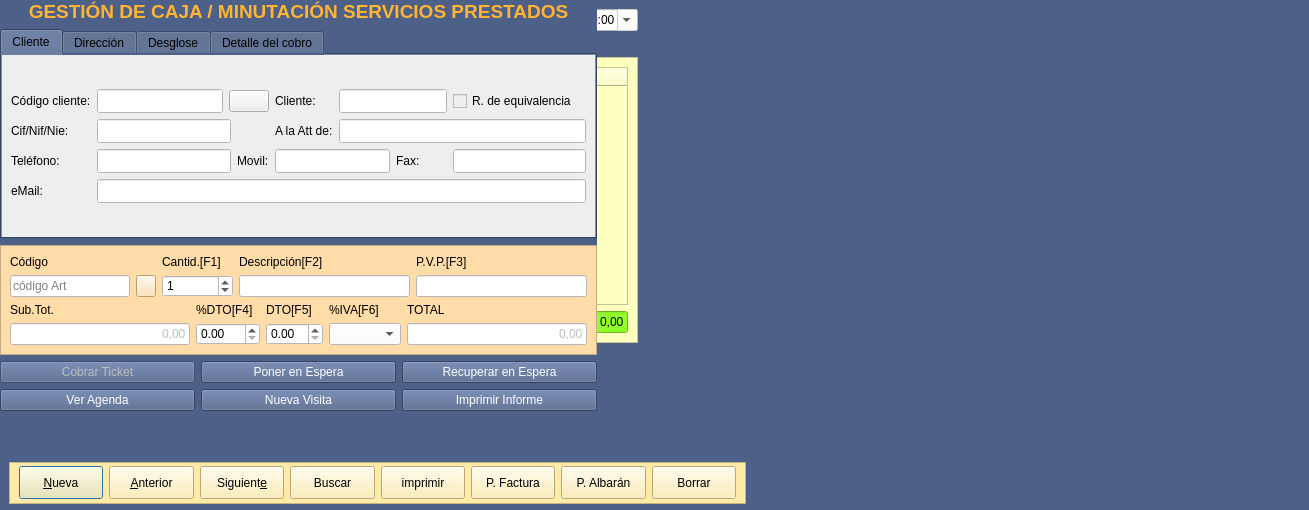
arcnexus/RedFoX, file TPV/frmcajaminuta.ui: the form before one commit.
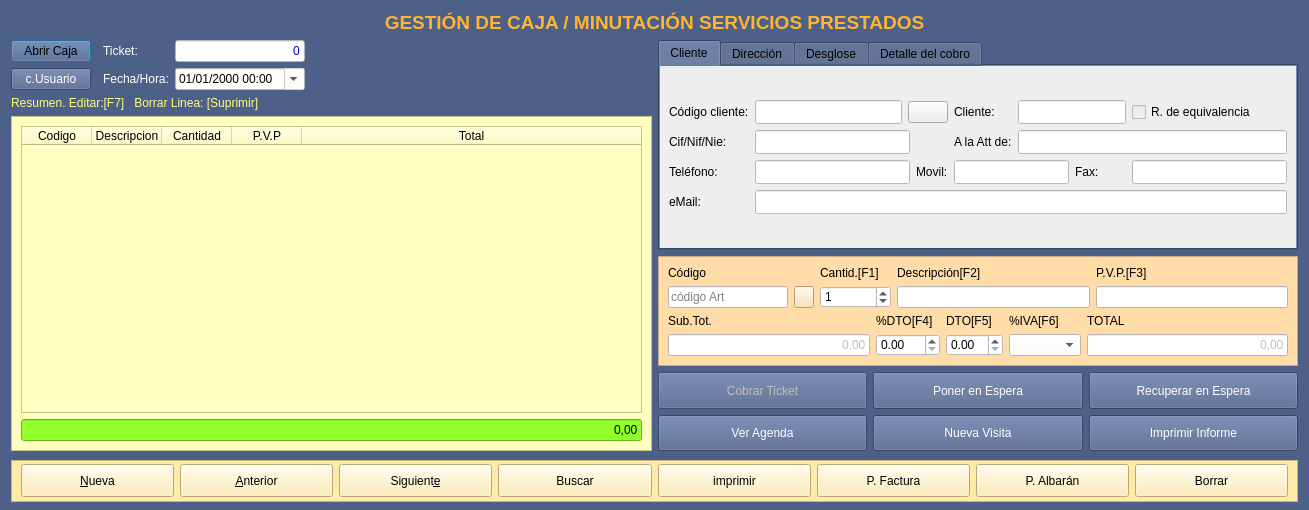
The form after the commit. Icons and pictures are not drawn.

Commit message: Form TPV

What changed in the file:
```diff
--- a/TPV/frmcajaminuta.ui
+++ b/TPV/frmcajaminuta.ui
@@ -21,218 +21,38 @@
    <string notr="true">background-color: #4C6088;
 </string>
   </property>
-  <widget class="QFrame" name="frame_4">
-   <property name="geometry">
-    <rect>
-     <x>9</x>
-     <y>462</y>
-     <width>737</width>
-     <height>42</height>
-    </rect>
-   </property>
-   <property name="minimumSize">
-    <size>
-     <width>0</width>
-     <height>42</height>
-    </size>
+  <layout class="QVBoxLayout" name="verticalLayout_3">
+   <item>
+    <widget class="QLabel" name="label_67">
+     <property name="sizePolicy">
+      <sizepolicy hsizetype="Preferred" vsizetype="Minimum">
+       <horstretch>0</horstretch>
+       <verstretch>0</verstretch>
+      </sizepolicy>
    </property>
    <property name="maximumSize">
     <size>
      <width>16777215</width>
-     <height>35</height>
+       <height>16777215</height>
     </size>
    </property>
    <property name="styleSheet">
-    <string notr="true">background-color: rgb(255, 235, 167);</string>
-   </property>
-   <property name="frameShape">
-    <enum>QFrame::StyledPanel</enum>
-   </property>
-   <property name="frameShadow">
-    <enum>QFrame::Raised</enum>
-   </property>
-   <layout class="QHBoxLayout" name="horizontalLayout_2">
-    <property name="topMargin">
-     <number>2</number>
-    </property>
-    <property name="bottomMargin">
-     <number>2</number>
-    </property>
-    <item>
-     <widget class="QPushButton" name="btnAnadir">
-      <property name="minimumSize">
-       <size>
-        <width>0</width>
-        <height>33</height>
-       </size>
-      </property>
+      <string notr="true">color: rgb(255, 180, 50);
+font: 75 9pt &quot;Sans Serif&quot;;</string>
+     </property>
       <property name="text">
-       <string>&amp;Nueva</string>
-      </property>
-      <property name="icon">
-       <iconset resource="../terra.qrc">
-        <normaloff>:/Icons/PNG/add.png</normaloff>:/Icons/PNG/add.png</iconset>
-      </property>
-      <property name="iconSize">
-       <size>
-        <width>24</width>
-        <height>24</height>
-       </size>
-      </property>
+      <string>&lt;html&gt;&lt;head/&gt;&lt;body&gt;&lt;p&gt;&lt;span style=&quot; font-size:14pt; font-weight:600;&quot;&gt;GESTIÓN DE CAJA / MINUTACIÓN SERVICIOS PRESTADOS&lt;/span&gt;&lt;/p&gt;&lt;/body&gt;&lt;/html&gt;</string>
+     </property>
+     <property name="alignment">
+      <set>Qt::AlignCenter</set>
+     </property>
      </widget>
     </item>
     <item>
-     <widget class="QPushButton" name="btnAnterior">
-      <property name="minimumSize">
-       <size>
-        <width>0</width>
-        <height>33</height>
-       </size>
-      </property>
-      <property name="text">
-       <string>&amp;Anterior</string>
-      </property>
-      <property name="icon">
-       <iconset resource="../terra.qrc">
-        <normaloff>:/Icons/PNG/Previous.png</normaloff>:/Icons/PNG/Previous.png</iconset>
-      </property>
-      <property name="iconSize">
-       <size>
-        <width>24</width>
-        <height>24</height>
-       </size>
-      </property>
-     </widget>
-    </item>
+    <layout class="QHBoxLayout" name="horizontalLayout_3">
     <item>
-     <widget class="QPushButton" name="btnSiguiente">
-      <property name="minimumSize">
-       <size>
-        <width>0</width>
-        <height>33</height>
-       </size>
-      </property>
-      <property name="text">
-       <string>Siguient&amp;e</string>
-      </property>
-      <property name="icon">
-       <iconset resource="../terra.qrc">
-        <normaloff>:/Icons/PNG/Next.png</normaloff>:/Icons/PNG/Next.png</iconset>
-      </property>
-      <property name="iconSize">
-       <size>
-        <width>24</width>
-        <height>24</height>
-       </size>
-      </property>
-     </widget>
-    </item>
+      <layout class="QVBoxLayout" name="verticalLayout">
     <item>
-     <widget class="QPushButton" name="btnBuscar">
-      <property name="minimumSize">
-       <size>
-        <width>0</width>
-        <height>33</height>
-       </size>
-      </property>
-      <property name="text">
-       <string>Buscar</string>
-      </property>
-      <property name="icon">
-       <iconset resource="../terra.qrc">
-        <normaloff>:/Icons/PNG/search.png</normaloff>:/Icons/PNG/search.png</iconset>
-      </property>
-      <property name="iconSize">
-       <size>
-        <width>24</width>
-        <height>24</height>
-       </size>
-      </property>
-     </widget>
-    </item>
-    <item>
-     <widget class="QPushButton" name="btnImprimir">
-      <property name="minimumSize">
-       <size>
-        <width>0</width>
-        <height>33</height>
-       </size>
-      </property>
-      <property name="text">
-       <string>imprimir</string>
-      </property>
-      <property name="icon">
-       <iconset resource="../terra.qrc">
-        <normaloff>:/Icons/PNG/Print.png</normaloff>:/Icons/PNG/Print.png</iconset>
-      </property>
-      <property name="iconSize">
-       <size>
-        <width>24</width>
-        <height>24</height>
-       </size>
-      </property>
-     </widget>
-    </item>
-    <item>
-     <widget class="QPushButton" name="btnPasarFactura">
-      <property name="minimumSize">
-       <size>
-        <width>0</width>
-        <height>33</height>
-       </size>
-      </property>
-      <property name="text">
-       <string>P. Factura</string>
-      </property>
-     </widget>
-    </item>
-    <item>
-     <widget class="QPushButton" name="btnPasarAlbaran">
-      <property name="minimumSize">
-       <size>
-        <width>0</width>
-        <height>33</height>
-       </size>
-      </property>
-      <property name="text">
-       <string>P. Albarán</string>
-      </property>
-     </widget>
-    </item>
-    <item>
-     <widget class="QPushButton" name="btnBorrar">
-      <property name="minimumSize">
-       <size>
-        <width>0</width>
-        <height>33</height>
-       </size>
-      </property>
-      <property name="text">
-       <string>Borrar</string>
-      </property>
-      <property name="icon">
-       <iconset>
-        <normaloff>:/Icons/PNG/delete.png</normaloff>:/Icons/PNG/delete.png</iconset>
-      </property>
-      <property name="iconSize">
-       <size>
-        <width>24</width>
-        <height>24</height>
-       </size>
-      </property>
-     </widget>
-    </item>
-   </layout>
-  </widget>
-  <widget class="QWidget" name="">
-   <property name="geometry">
-    <rect>
-     <x>9</x>
-     <y>9</y>
-     <width>629</width>
-     <height>334</height>
-    </rect>
-   </property>
    <layout class="QGridLayout" name="gridLayout_8">
     <item row="0" column="0">
      <widget class="QPushButton" name="btn_abrirCerrarCaja">
@@ -245,16 +65,6 @@
       </property>
      </widget>
     </item>
-    <item row="0" column="1">
-     <widget class="QPushButton" name="btnCambioUsuario">
-      <property name="styleSheet">
-       <string notr="true">color: rgb(255, 255, 255);</string>
-      </property>
-      <property name="text">
-       <string>c.Usuario</string>
-      </property>
-     </widget>
-    </item>
     <item row="0" column="2">
      <widget class="QLabel" name="label_12">
       <property name="styleSheet">
@@ -288,6 +98,52 @@
       </property>
      </widget>
     </item>
+         <item row="1" column="0">
+          <widget class="QPushButton" name="btnCambioUsuario">
+           <property name="styleSheet">
+            <string notr="true">color: rgb(255, 255, 255);</string>
+           </property>
+           <property name="text">
+            <string>c.Usuario</string>
+           </property>
+          </widget>
+         </item>
+         <item row="1" column="3">
+          <widget class="QDateTimeEdit" name="txtdFechaHora">
+           <property name="styleSheet">
+            <string notr="true">background-color: rgb(255, 255, 255);</string>
+           </property>
+           <property name="readOnly">
+            <bool>true</bool>
+           </property>
+           <property name="displayFormat">
+            <string>dd/MM/yyyy HH:mm</string>
+           </property>
+           <property name="calendarPopup">
+            <bool>true</bool>
+           </property>
+          </widget>
+         </item>
+         <item row="1" column="2">
+          <widget class="QLabel" name="label_16">
+           <property name="styleSheet">
+            <string notr="true">color: rgb(255, 255, 255);</string>
+           </property>
+           <property name="text">
+            <string>Fecha/Hora:</string>
+           </property>
+          </widget>
+         </item>
+         <item row="2" column="0" colspan="4">
+          <widget class="QLabel" name="label_19">
+           <property name="styleSheet">
+            <string notr="true">color: rgb(255, 255, 127);</string>
+           </property>
+           <property name="text">
+            <string>Resumen. Editar:[F7]   Borrar Linea: [Suprimir]</string>
+           </property>
+          </widget>
+         </item>
     <item row="0" column="4">
      <spacer name="horizontalSpacer_7">
       <property name="orientation">
@@ -301,53 +157,17 @@
       </property>
      </spacer>
     </item>
-    <item row="0" column="5">
-     <widget class="QLabel" name="label_16">
-      <property name="styleSheet">
-       <string notr="true">color: rgb(255, 255, 255);</string>
-      </property>
-      <property name="text">
-       <string>Fecha/Hora:</string>
-      </property>
-     </widget>
-    </item>
-    <item row="0" column="6">
-     <widget class="QDateTimeEdit" name="txtdFechaHora">
-      <property name="styleSheet">
-       <string notr="true">background-color: rgb(255, 255, 255);</string>
-      </property>
-      <property name="readOnly">
-       <bool>true</bool>
-      </property>
-      <property name="displayFormat">
-       <string>dd/MM/yyyy HH:mm</string>
-      </property>
-      <property name="calendarPopup">
-       <bool>true</bool>
-      </property>
-     </widget>
-    </item>
-    <item row="1" column="0" colspan="7">
-     <widget class="QLabel" name="label_19">
-      <property name="styleSheet">
-       <string notr="true">color: rgb(255, 255, 127);</string>
-      </property>
-      <property name="text">
-       <string>Resumen. Editar:[F7]   Borrar Linea: [Suprimir]   Flechas ariba/abajo: Cambiar linea</string>
-      </property>
-     </widget>
-    </item>
-    <item row="2" column="0" colspan="7">
+         <item row="3" column="0" colspan="7">
      <widget class="QFrame" name="frame">
       <property name="sizePolicy">
-       <sizepolicy hsizetype="Preferred" vsizetype="MinimumExpanding">
+            <sizepolicy hsizetype="Expanding" vsizetype="MinimumExpanding">
         <horstretch>0</horstretch>
         <verstretch>0</verstretch>
        </sizepolicy>
       </property>
       <property name="minimumSize">
        <size>
-        <width>600</width>
+             <width>500</width>
         <height>0</height>
        </size>
       </property>
@@ -418,35 +238,14 @@
      </widget>
     </item>
    </layout>
-  </widget>
-  <widget class="QWidget" name="">
-   <layout class="QVBoxLayout" name="verticalLayout">
+       </item>
+      </layout>
+     </item>
     <item>
-     <widget class="QLabel" name="label_67">
-      <property name="sizePolicy">
-       <sizepolicy hsizetype="Preferred" vsizetype="Minimum">
-        <horstretch>0</horstretch>
-        <verstretch>0</verstretch>
-       </sizepolicy>
-      </property>
-      <property name="maximumSize">
-       <size>
-        <width>16777215</width>
-        <height>16777215</height>
-       </size>
-      </property>
-      <property name="styleSheet">
-       <string notr="true">color: rgb(255, 180, 50);
-font: 75 9pt &quot;Sans Serif&quot;;</string>
-      </property>
-      <property name="text">
-       <string>&lt;html&gt;&lt;head/&gt;&lt;body&gt;&lt;p&gt;&lt;span style=&quot; font-size:14pt; font-weight:600;&quot;&gt;GESTIÓN DE CAJA / MINUTACIÓN SERVICIOS PRESTADOS&lt;/span&gt;&lt;/p&gt;&lt;/body&gt;&lt;/html&gt;</string>
-      </property>
-      <property name="alignment">
-       <set>Qt::AlignCenter</set>
-      </property>
-     </widget>
-    </item>
+      <layout class="QVBoxLayout" name="verticalLayout_2">
+       <property name="sizeConstraint">
+        <enum>QLayout::SetDefaultConstraint</enum>
+       </property>
     <item>
      <widget class="QTabWidget" name="tabWidget">
       <property name="sizePolicy">
@@ -2118,7 +1917,7 @@
       <item row="1" column="1">
        <widget class="QPushButton" name="btnPonerEspera">
         <property name="sizePolicy">
-         <sizepolicy hsizetype="Minimum" vsizetype="Expanding">
+            <sizepolicy hsizetype="Preferred" vsizetype="Preferred">
           <horstretch>0</horstretch>
           <verstretch>0</verstretch>
          </sizepolicy>
@@ -2141,7 +1940,7 @@
       <item row="5" column="0">
        <widget class="QPushButton" name="btnVerAgenda">
         <property name="sizePolicy">
-         <sizepolicy hsizetype="Minimum" vsizetype="Expanding">
+            <sizepolicy hsizetype="Preferred" vsizetype="Preferred">
           <horstretch>0</horstretch>
           <verstretch>0</verstretch>
          </sizepolicy>
@@ -2167,7 +1966,7 @@
          <bool>false</bool>
         </property>
         <property name="sizePolicy">
-         <sizepolicy hsizetype="Minimum" vsizetype="Expanding">
+            <sizepolicy hsizetype="Preferred" vsizetype="Preferred">
           <horstretch>0</horstretch>
           <verstretch>0</verstretch>
          </sizepolicy>
@@ -2190,7 +1989,7 @@
       <item row="5" column="1">
        <widget class="QPushButton" name="btnNuevaVisita">
         <property name="sizePolicy">
-         <sizepolicy hsizetype="Minimum" vsizetype="Expanding">
+            <sizepolicy hsizetype="Preferred" vsizetype="Preferred">
           <horstretch>0</horstretch>
           <verstretch>0</verstretch>
          </sizepolicy>
@@ -2213,7 +2012,7 @@
       <item row="5" column="2">
        <widget class="QPushButton" name="btnImprimirInforme">
         <property name="sizePolicy">
-         <sizepolicy hsizetype="Minimum" vsizetype="Expanding">
+            <sizepolicy hsizetype="Preferred" vsizetype="Preferred">
           <horstretch>0</horstretch>
           <verstretch>0</verstretch>
          </sizepolicy>
@@ -2236,7 +2035,7 @@
       <item row="1" column="2">
        <widget class="QPushButton" name="btnRecuperarEspera">
         <property name="sizePolicy">
-         <sizepolicy hsizetype="Minimum" vsizetype="Expanding">
+            <sizepolicy hsizetype="Preferred" vsizetype="Preferred">
           <horstretch>0</horstretch>
           <verstretch>0</verstretch>
          </sizepolicy>
@@ -2259,7 +2058,207 @@
      </layout>
     </item>
    </layout>
-  </widget>
+     </item>
+    </layout>
+   </item>
+   <item>
+    <widget class="QFrame" name="frame_4">
+     <property name="minimumSize">
+      <size>
+       <width>0</width>
+       <height>42</height>
+      </size>
+     </property>
+     <property name="maximumSize">
+      <size>
+       <width>16777215</width>
+       <height>35</height>
+      </size>
+     </property>
+     <property name="styleSheet">
+      <string notr="true">background-color: rgb(255, 235, 167);</string>
+     </property>
+     <property name="frameShape">
+      <enum>QFrame::StyledPanel</enum>
+     </property>
+     <property name="frameShadow">
+      <enum>QFrame::Raised</enum>
+     </property>
+     <layout class="QHBoxLayout" name="horizontalLayout_2">
+      <property name="topMargin">
+       <number>2</number>
+      </property>
+      <property name="bottomMargin">
+       <number>2</number>
+      </property>
+      <item>
+       <widget class="QPushButton" name="btnAnadir">
+        <property name="minimumSize">
+         <size>
+          <width>0</width>
+          <height>33</height>
+         </size>
+        </property>
+        <property name="text">
+         <string>&amp;Nueva</string>
+        </property>
+        <property name="icon">
+         <iconset resource="../terra.qrc">
+          <normaloff>:/Icons/PNG/add.png</normaloff>:/Icons/PNG/add.png</iconset>
+        </property>
+        <property name="iconSize">
+         <size>
+          <width>24</width>
+          <height>24</height>
+         </size>
+        </property>
+       </widget>
+      </item>
+      <item>
+       <widget class="QPushButton" name="btnAnterior">
+        <property name="minimumSize">
+         <size>
+          <width>0</width>
+          <height>33</height>
+         </size>
+        </property>
+        <property name="text">
+         <string>&amp;Anterior</string>
+        </property>
+        <property name="icon">
+         <iconset resource="../terra.qrc">
+          <normaloff>:/Icons/PNG/Previous.png</normaloff>:/Icons/PNG/Previous.png</iconset>
+        </property>
+        <property name="iconSize">
+         <size>
+          <width>24</width>
+          <height>24</height>
+         </size>
+        </property>
+       </widget>
+      </item>
+      <item>
+       <widget class="QPushButton" name="btnSiguiente">
+        <property name="minimumSize">
+         <size>
+          <width>0</width>
+          <height>33</height>
+         </size>
+        </property>
+        <property name="text">
+         <string>Siguient&amp;e</string>
+        </property>
+        <property name="icon">
+         <iconset resource="../terra.qrc">
+          <normaloff>:/Icons/PNG/Next.png</normaloff>:/Icons/PNG/Next.png</iconset>
+        </property>
+        <property name="iconSize">
+         <size>
+          <width>24</width>
+          <height>24</height>
+         </size>
+        </property>
+       </widget>
+      </item>
+      <item>
+       <widget class="QPushButton" name="btnBuscar">
+        <property name="minimumSize">
+         <size>
+          <width>0</width>
+          <height>33</height>
+         </size>
+        </property>
+        <property name="text">
+         <string>Buscar</string>
+        </property>
+        <property name="icon">
+         <iconset resource="../terra.qrc">
+          <normaloff>:/Icons/PNG/search.png</normaloff>:/Icons/PNG/search.png</iconset>
+        </property>
+        <property name="iconSize">
+         <size>
+          <width>24</width>
+          <height>24</height>
+         </size>
+        </property>
+       </widget>
+      </item>
+      <item>
+       <widget class="QPushButton" name="btnImprimir">
+        <property name="minimumSize">
+         <size>
+          <width>0</width>
+          <height>33</height>
+         </size>
+        </property>
+        <property name="text">
+         <string>imprimir</string>
+        </property>
+        <property name="icon">
+         <iconset resource="../terra.qrc">
+          <normaloff>:/Icons/PNG/Print.png</normaloff>:/Icons/PNG/Print.png</iconset>
+        </property>
+        <property name="iconSize">
+         <size>
+          <width>24</width>
+          <height>24</height>
+         </size>
+        </property>
+       </widget>
+      </item>
+      <item>
+       <widget class="QPushButton" name="btnPasarFactura">
+        <property name="minimumSize">
+         <size>
+          <width>0</width>
+          <height>33</height>
+         </size>
+        </property>
+        <property name="text">
+         <string>P. Factura</string>
+        </property>
+       </widget>
+      </item>
+      <item>
+       <widget class="QPushButton" name="btnPasarAlbaran">
+        <property name="minimumSize">
+         <size>
+          <width>0</width>
+          <height>33</height>
+         </size>
+        </property>
+        <property name="text">
+         <string>P. Albarán</string>
+        </property>
+       </widget>
+      </item>
+      <item>
+       <widget class="QPushButton" name="btnBorrar">
+        <property name="minimumSize">
+         <size>
+          <width>0</width>
+          <height>33</height>
+         </size>
+        </property>
+        <property name="text">
+         <string>Borrar</string>
+        </property>
+        <property name="icon">
+         <iconset>
+          <normaloff>:/Icons/PNG/delete.png</normaloff>:/Icons/PNG/delete.png</iconset>
+        </property>
+        <property name="iconSize">
+         <size>
+          <width>24</width>
+          <height>24</height>
+         </size>
+        </property>
+       </widget>
+      </item>
+     </layout>
+    </widget>
+   </item>
+  </layout>
  </widget>
  <tabstops>
   <tabstop>txtcCodigoArticulo</tabstop>
```
Left out of the diff: 3 changed lines with no effect on the pictures. Lines whose indentation alone changed are shown as unchanged. The commit also changes 1 other file.
